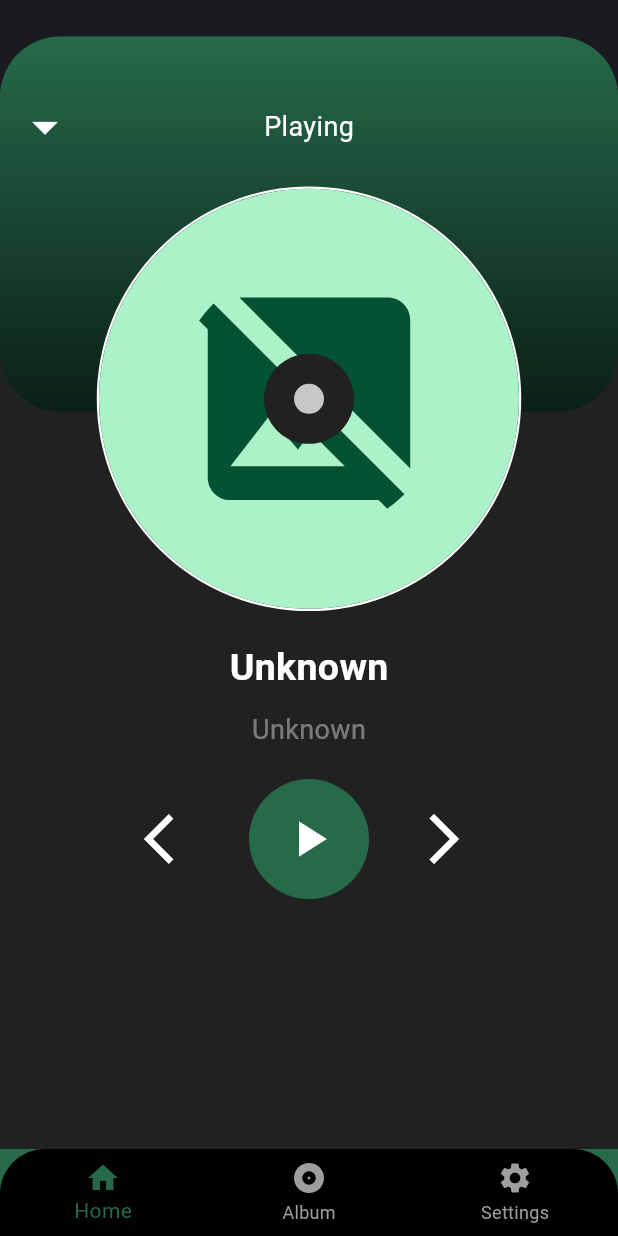
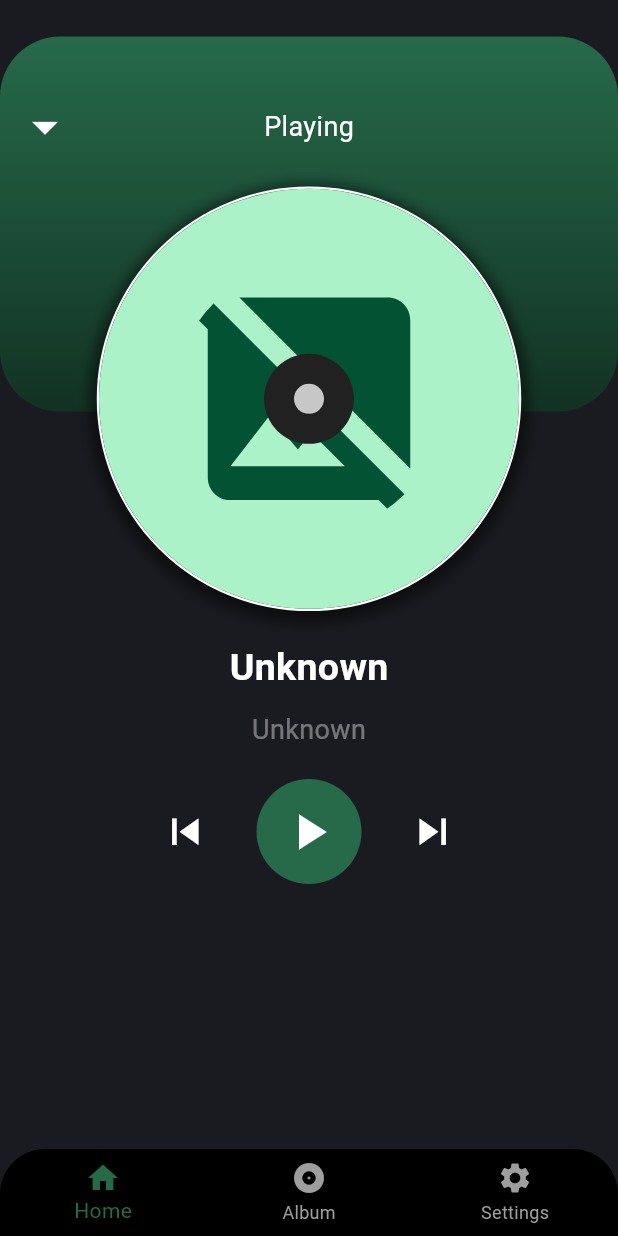
Before and after one commit to DavidAvila502/palm_player, a Flutter app: the screen it shows after launch, after a tap on the "arrow drop up" icon, on a phone screen of 412 x 824 dp. Run offline on Flutter 3.47's test engine with Material 3 defaults, Android fonts, the phone set to English and light mode, and no system bars; our stand-ins replace equatable, flutter_bloc, just_audio, on_audio_query, permission_handler.

Commit message:
basic controllers added to expandiblePlayerrLargeContent

```diff
--- a/lib/main.dart
+++ b/lib/main.dart
@@ -43,8 +43,7 @@ class MyApp extends StatelessWidget {
                     ..getAllSongs()),
           BlocProvider(
               create: (BuildContext context) =>
-                  GetSongArtcubit(context.read<SongUseCases>())
-                    ..getSongArt(null))
+                  GetSongArtcubit(context.read<SongUseCases>()))
         ],
         child: const BottomNavigator(),
       ),
--- a/lib/presentation/navigators/bottom_navigator.dart
+++ b/lib/presentation/navigators/bottom_navigator.dart
@@ -18,6 +18,13 @@ class _BottomNavigator extends State<BottomNavigator> {
     SettingsScreen()
   ];
   int _selectedIndex = 0;
+  bool _isExpandibleSmall = true;
+
+  void setIsExpandibleSmall(bool param) {
+    setState(() {
+      _isExpandibleSmall = param;
+    });
+  }
 
   @override
   Widget build(BuildContext context) {
@@ -32,10 +39,19 @@ class _BottomNavigator extends State<BottomNavigator> {
             bottom: 0,
             child: SizedBox(
                 height: MediaQuery.of(context).size.height * 1,
-                child: const ExpandiblePlayerController()))
+                child: ExpandiblePlayerController(
+                  notifyToBottomNavigatorExpandibleIsSmall:
+                      setIsExpandibleSmall,
+                )))
       ])),
-      bottomNavigationBar: Container(
-        decoration: BoxDecoration(color: Theme.of(context).primaryColor),
+      bottomNavigationBar: AnimatedContainer(
+        duration: const Duration(milliseconds: 400),
+        curve: Curves.easeInOut,
+        decoration: BoxDecoration(
+          color: _isExpandibleSmall
+              ? Theme.of(context).primaryColor
+              : const Color.fromRGBO(26, 27, 32, 1),
+        ),
         child: ClipRRect(
           borderRadius: const BorderRadius.only(
               topLeft: Radius.circular(30), topRight: Radius.circular(30)),
--- a/lib/presentation/widgets/bottom_navigator/expandible_player_controller.dart
+++ b/lib/presentation/widgets/bottom_navigator/expandible_player_controller.dart
@@ -6,8 +6,12 @@ import 'package:palm_player/presentation/cubits/song/get_song_art/get_song_art_c
 import 'package:palm_player/presentation/widgets/bottom_navigator/expandible_player_large_content.dart';
 import 'package:palm_player/presentation/widgets/bottom_navigator/expandible_player_samall_content.dart';
 
+// TODO: Experimental widget some scroll bugs must be fixed
+
 class ExpandiblePlayerController extends StatefulWidget {
-  const ExpandiblePlayerController({super.key});
+  final void Function(bool) notifyToBottomNavigatorExpandibleIsSmall;
+  const ExpandiblePlayerController(
+      {super.key, required this.notifyToBottomNavigatorExpandibleIsSmall});
 
   @override
   State<ExpandiblePlayerController> createState() =>
@@ -34,12 +38,16 @@ class _ExpandiblePlayerControllerState
           _isSmall = false;
         });
 
+        widget.notifyToBottomNavigatorExpandibleIsSmall(false);
+
         return;
       }
 
       setState(() {
         _isSmall = true;
       });
+
+      widget.notifyToBottomNavigatorExpandibleIsSmall(true);
 
       return;
     });
@@ -68,11 +76,11 @@ class _ExpandiblePlayerControllerState
 
     if (currentSize >= 0.3) {
       await _draggableController.animateTo(0.9,
-          duration: const Duration(milliseconds: 600),
+          duration: const Duration(milliseconds: 500),
           curve: Curves.easeOutBack);
     } else {
       await _draggableController.animateTo(0.08,
-          duration: const Duration(milliseconds: 600),
+          duration: const Duration(milliseconds: 500),
           curve: Curves.easeOutBack);
     }
 
@@ -112,7 +120,11 @@ class _ExpandiblePlayerControllerState
             return NotificationListener<ScrollNotification>(
                 onNotification: (notification) {
                   if (notification is ScrollEndNotification && !_isScrolling) {
-                    setDraggableAutomaticPosition();
+                    Future.delayed(const Duration(milliseconds: 150), () {
+                      if (!_isScrolling) {
+                        setDraggableAutomaticPosition();
+                      }
+                    });
                   }
 
                   return true;
@@ -122,7 +134,7 @@ class _ExpandiblePlayerControllerState
                   curve: Curves.easeInOut,
                   decoration: BoxDecoration(
                       color: !_isSmall
-                          ? Colors.grey[900]
+                          ? const Color.fromRGBO(26, 27, 32, 1)
                           : Theme.of(context).primaryColor,
                       borderRadius: const BorderRadius.only(
                           topLeft: Radius.circular(40),
--- a/lib/presentation/widgets/bottom_navigator/expandible_player_large_content.dart
+++ b/lib/presentation/widgets/bottom_navigator/expandible_player_large_content.dart
@@ -72,7 +72,7 @@ class _ExpandiblePlayerLargeContentState
             decoration: BoxDecoration(
                 gradient: LinearGradient(colors: [
                   Theme.of(context).primaryColor,
-                  darken(Theme.of(context).primaryColor, 0.2)
+                  darken(Theme.of(context).primaryColor, 0.15)
                 ], begin: Alignment.topCenter, end: Alignment.bottomCenter),
                 borderRadius: const BorderRadius.only(
                     bottomRight: Radius.circular(40),
@@ -139,7 +139,15 @@ class _ExpandiblePlayerLargeContentState
                 child: Container(
                   decoration: BoxDecoration(
                       shape: BoxShape.circle,
-                      border: Border.all(color: Colors.white, width: 1.5)),
+                      border: Border.all(color: Colors.white, width: 1.5),
+                      boxShadow: [
+                        BoxShadow(
+                          color: Colors.black.withOpacity(0.5),
+                          spreadRadius: 5,
+                          blurRadius: 7,
+                          offset: const Offset(0, 3),
+                        )
+                      ]),
                   child: CircleAvatar(
                     maxRadius: 140,
                     child: Stack(alignment: Alignment.center, children: [
@@ -229,15 +237,24 @@ class _ExpandiblePlayerLargeContentState
                 height: 20,
               ),
 
+              // * Player controllers
+
               Row(
                 // * Previous song button
 
                 mainAxisAlignment: MainAxisAlignment.center,
                 children: [
-                  const Icon(
-                    Icons.arrow_back_ios,
-                    color: Colors.white,
-                    size: 40,
+                  GestureDetector(
+                    onTap: () {
+                      context.read<PlayerCubit>().playPreviousSongOnPlayList();
+                      widget.setIsRotating(true);
+                      _playRotation();
+                    },
+                    child: const Icon(
+                      Icons.skip_previous,
+                      color: Colors.white,
+                      size: 35,
+                    ),
                   ),
                   const SizedBox(
                     width: 30,
@@ -255,12 +272,12 @@ class _ExpandiblePlayerLargeContentState
                             widget.setIsRotating(false);
                           },
                           child: Container(
-                            padding: const EdgeInsets.all(20),
+                            padding: const EdgeInsets.all(15),
                             decoration: BoxDecoration(
                                 color: Theme.of(context).primaryColor,
                                 shape: BoxShape.circle),
                             child: const Icon(
-                              Icons.stop_rounded,
+                              Icons.pause,
                               color: Colors.white,
                               size: 40,
                             ),
@@ -276,7 +293,7 @@ class _ExpandiblePlayerLargeContentState
                             widget.setIsRotating(true);
                           },
                           child: Container(
-                            padding: const EdgeInsets.all(20),
+                            padding: const EdgeInsets.all(15),
                             decoration: BoxDecoration(
                                 color: Theme.of(context).primaryColor,
                                 shape: BoxShape.circle),
@@ -289,7 +306,7 @@ class _ExpandiblePlayerLargeContentState
                         );
                       } else {
                         return Container(
-                          padding: const EdgeInsets.all(20),
+                          padding: const EdgeInsets.all(15),
                           decoration: BoxDecoration(
                               color: Theme.of(context).primaryColor,
                               shape: BoxShape.circle),
@@ -307,10 +324,17 @@ class _ExpandiblePlayerLargeContentState
                   ),
 
                   // * Next song button
-                  const Icon(
-                    Icons.arrow_forward_ios,
-                    color: Colors.white,
-                    size: 40,
+                  GestureDetector(
+                    onTap: () {
+                      context.read<PlayerCubit>().playNextSongOnPlayList();
+                      widget.setIsRotating(true);
+                      _playRotation();
+                    },
+                    child: const Icon(
+                      Icons.skip_next,
+                      color: Colors.white,
+                      size: 35,
+                    ),
                   ),
                 ],
               )
--- a/lib/presentation/widgets/bottom_navigator/expandible_player_samall_content.dart
+++ b/lib/presentation/widgets/bottom_navigator/expandible_player_samall_content.dart
@@ -175,7 +175,7 @@ class _ExpandiblePlayerSamallContentState
                       widget.setIsRotating(false);
                     },
                     child: const Icon(
-                      Icons.stop_rounded,
+                      Icons.pause,
                       color: Colors.white,
                       size: 30,
                     ),
```
Also changed, not shown: lib/presentation/cubits/player/player_cubit.dart (+22 -2 lines).
